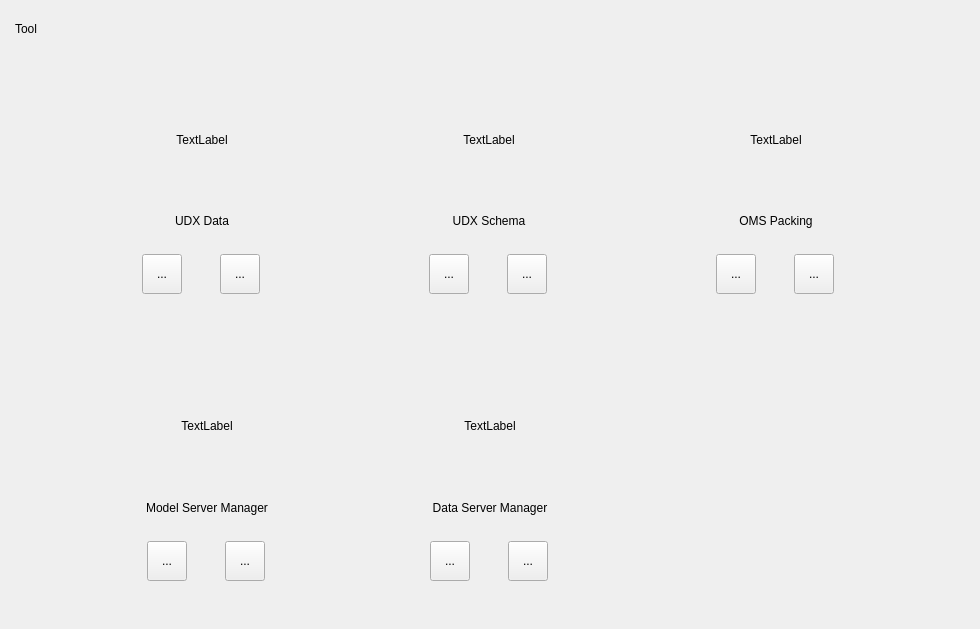
Above: OgmUI/ogmtoolui.ui from SunsetFrost/ogms_desktop before the change. Below: the same form after it.
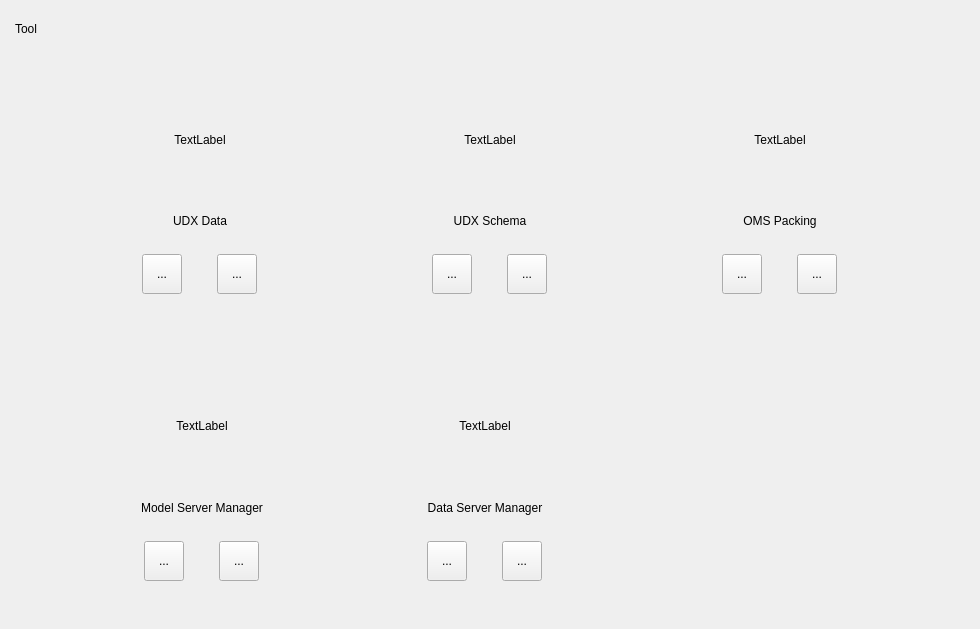
That is the form after the change.

Patch:
```diff
--- a/OgmUI/ogmtoolui.ui
+++ b/OgmUI/ogmtoolui.ui
@@ -86,10 +86,10 @@
     <widget class="QWidget" name="widget_2" native="true">
      <layout class="QVBoxLayout" name="verticalLayout_2">
       <property name="leftMargin">
-       <number>40</number>
+       <number>30</number>
       </property>
       <property name="rightMargin">
-       <number>40</number>
+       <number>30</number>
       </property>
       <item>
        <widget class="QWidget" name="widget_3" native="true">
@@ -119,13 +119,13 @@
            </property>
            <property name="minimumSize">
             <size>
-             <width>220</width>
+             <width>210</width>
              <height>0</height>
             </size>
            </property>
            <property name="maximumSize">
             <size>
-             <width>220</width>
+             <width>210</width>
              <height>16777215</height>
             </size>
            </property>
@@ -234,13 +234,13 @@
            </property>
            <property name="minimumSize">
             <size>
-             <width>220</width>
+             <width>210</width>
              <height>0</height>
             </size>
            </property>
            <property name="maximumSize">
             <size>
-             <width>220</width>
+             <width>210</width>
              <height>16777215</height>
             </size>
            </property>
@@ -349,13 +349,13 @@
            </property>
            <property name="minimumSize">
             <size>
-             <width>220</width>
+             <width>210</width>
              <height>0</height>
             </size>
            </property>
            <property name="maximumSize">
             <size>
-             <width>220</width>
+             <width>210</width>
              <height>16777215</height>
             </size>
            </property>
@@ -473,13 +473,13 @@
            </property>
            <property name="minimumSize">
             <size>
-             <width>220</width>
+             <width>210</width>
              <height>0</height>
             </size>
            </property>
            <property name="maximumSize">
             <size>
-             <width>220</width>
+             <width>210</width>
              <height>16777215</height>
             </size>
            </property>
@@ -591,13 +591,13 @@
            </property>
            <property name="minimumSize">
             <size>
-             <width>220</width>
+             <width>210</width>
              <height>0</height>
             </size>
            </property>
            <property name="maximumSize">
             <size>
-             <width>220</width>
+             <width>210</width>
              <height>16777215</height>
             </size>
            </property>
```
